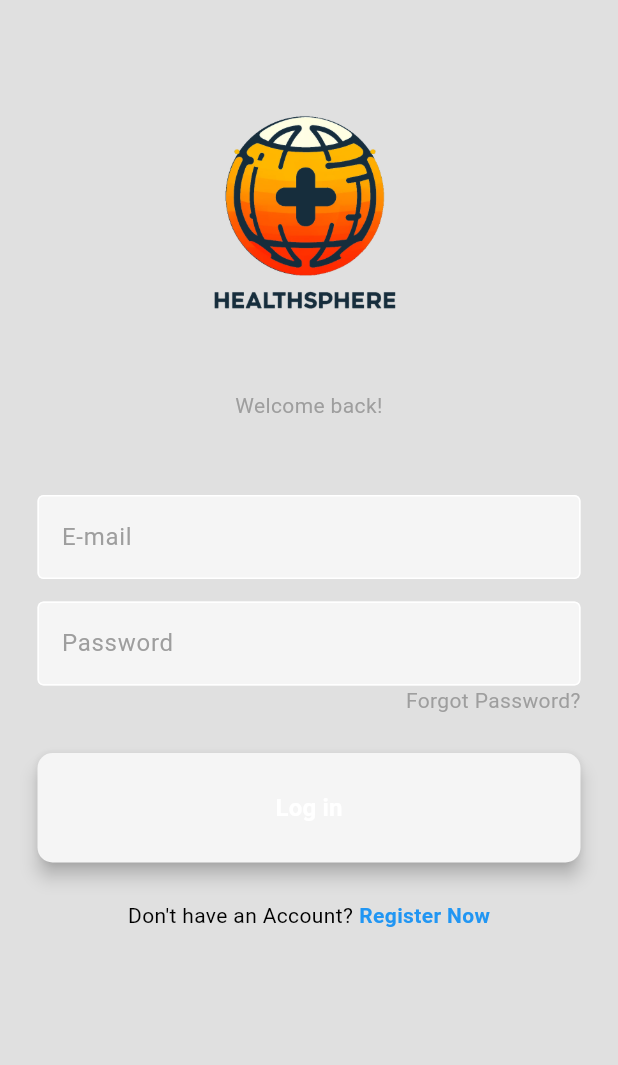
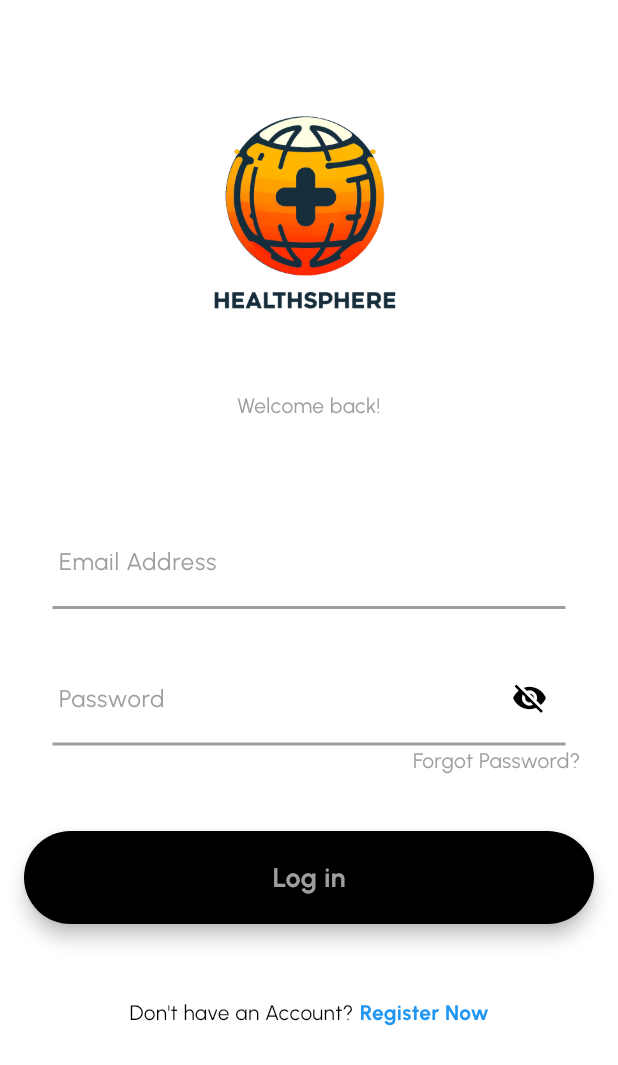
Before and after one commit to nja99/OrbitalHealthPlus, a Flutter app: the screen it shows after launch, on a phone screen of 412 x 824 dp. Shown: the top 1065 px of the screen. Run offline on Flutter 3.47's test engine with Material 3 defaults, Android fonts, the light colour scheme and no system bars; our stand-ins replace cloud_firestore, firebase_auth, firebase_core; accounts and stored records are empty.

Commit message:
UI & UX Enhancements

```diff
--- a/lib/components/home_drawer.dart
+++ b/lib/components/home_drawer.dart
@@ -18,7 +18,7 @@ class HomeDrawer extends StatelessWidget {
       child: ListView(
         children: [
           // App logo
-          Padding(
+          const Padding(
             padding: EdgeInsets.only(top: 10.0),
             child: Icon(
               Icons.lock_open_outlined,
--- a/lib/components/user_button.dart
+++ b/lib/components/user_button.dart
@@ -14,28 +14,27 @@ class UserButton extends StatelessWidget {
   @override
   Widget build(BuildContext context){
     return Padding(
-      padding: const EdgeInsets.symmetric(horizontal: 25.0),
+      padding: const EdgeInsetsDirectional.fromSTEB(16, 12, 16, 24),
       child: ElevatedButton(
         onPressed: onPressed,
         style: ElevatedButton.styleFrom(
-          padding: const EdgeInsets.all(25),
+          padding: const EdgeInsets.all(18),
           shape: RoundedRectangleBorder(
-            borderRadius: BorderRadius.circular(10),
+            borderRadius: BorderRadius.circular(50),
           ),
           backgroundColor: Theme.of(context).colorScheme.secondary,
           elevation: 5,
-
         ),
         child: Center(
           child: Text(
             buttonText,
             style: TextStyle(
-              color: Theme.of(context).colorScheme.tertiary,
+              color: Theme.of(context).colorScheme.primary,
               fontWeight: FontWeight.bold,
-              fontSize: 16,
+              fontSize: 18,
             ),
           ),
-       ),
+        ),
       ),
     );
   }
--- a/lib/components/user_textfield.dart
+++ b/lib/components/user_textfield.dart
@@ -1,35 +1,69 @@
 import 'package:flutter/material.dart';
 
-class UserTextField extends StatelessWidget {
+class UserTextField extends StatefulWidget {
   final TextEditingController controller;
-  final String hintText;
+  final String labelText;
   final bool obscureText;
 
   const UserTextField({
     super.key,
     required this.controller,
-    required this.hintText,
-    required this.obscureText
+    required this.labelText,
+    required this.obscureText,
     });
+
+  @override
+  State<UserTextField> createState() => _UserTextFieldState();
+}
+
+class _UserTextFieldState extends State<UserTextField> {
+
+  late bool _isObscured;
+
+  @override
+  void initState(){
+    super.initState();
+    _isObscured = widget.obscureText;
+  }
 
   @override
   Widget build(BuildContext context) {
     return Padding(
-      padding: const EdgeInsets.symmetric(horizontal: 25.0),
+      padding: const EdgeInsetsDirectional.fromSTEB(35, 12, 35, 0),
       child: TextField(
-        controller: controller,
-        obscureText: obscureText,
+        controller: widget.controller,
+        obscureText: _isObscured,
         decoration: InputDecoration(
-          enabledBorder: OutlineInputBorder(
-            borderSide: BorderSide(color: Theme.of(context).colorScheme.tertiary),
+          enabledBorder: UnderlineInputBorder(
+            borderSide: BorderSide(
+              color: Theme.of(context).colorScheme.primary,
+              width: 2
+            ),
           ),
-          focusedBorder: OutlineInputBorder(
-            borderSide: BorderSide(color: Theme.of(context).colorScheme.primary),
+          focusedBorder: UnderlineInputBorder(
+            borderSide: BorderSide(
+              color: Theme.of(context).colorScheme.secondary,
+              width: 2
+            )
           ),
-          fillColor: Theme.of(context).colorScheme.secondary,
+          fillColor: Theme.of(context).colorScheme.surface,
           filled: true,
-          hintText: hintText,
-          hintStyle: TextStyle(color: Theme.of(context).colorScheme.primary),
+          contentPadding: const EdgeInsetsDirectional.fromSTEB(0, 16, 16, 8),
+          labelText: widget.labelText,
+          labelStyle: TextStyle(
+            color: Theme.of(context).colorScheme.primary,
+            fontSize: 16,
+          ),
+          suffixIcon: widget.obscureText
+            ? IconButton(
+                icon: Icon(_isObscured ? Icons.visibility_off : Icons.visibility),
+                onPressed: () {
+                  setState(() {
+                    _isObscured = !_isObscured;
+                  });
+                },
+              )
+            : null,
         ),
       ),
     );
--- a/lib/pages/home_page.dart
+++ b/lib/pages/home_page.dart
@@ -21,13 +21,13 @@ class _HomePageState extends State<HomePage> {
   }
 
   final List<Widget> _pages = [
-    HomeScreen(),
-    HomeScreen(),
-    HomeScreen(),
-    HomeScreen(),
+    const HomeScreen(),
+    const HomeScreen(),
+    const HomeScreen(),
+    const HomeScreen(),
   ];
 
-
+  @override
   Widget build(BuildContext context) {
     return Scaffold(
       body: _pages[_selectedIndex],
--- a/lib/pages/login_page.dart
+++ b/lib/pages/login_page.dart
@@ -79,7 +79,7 @@ class _LoginPageState extends State<LoginPage> {
               const SizedBox(height: 50),
               UserTextField(
                 controller: emailController,
-                hintText: "E-mail",
+                labelText: "Email Address",
                 obscureText: false,
               ),
 
@@ -87,7 +87,7 @@ class _LoginPageState extends State<LoginPage> {
               const SizedBox(height: 15),
               UserTextField(
                 controller: passwordController,
-                hintText: "Password",
+                labelText: "Password",
                 obscureText: true,
               ),
 
--- a/lib/pages/register_page.dart
+++ b/lib/pages/register_page.dart
@@ -85,7 +85,7 @@ class _RegisterPageState extends State<RegisterPage> {
               const SizedBox(height: 25),
               UserTextField(
                 controller: emailController,
-                hintText: "E-mail",
+                labelText: "E-mail",
                 obscureText: false,
               ),
 
@@ -93,7 +93,7 @@ class _RegisterPageState extends State<RegisterPage> {
               const SizedBox(height: 15),
               UserTextField(
                 controller: passwordController,
-                hintText: "Password",
+                labelText: "Password",
                 obscureText: true,
               ),
 
@@ -101,7 +101,7 @@ class _RegisterPageState extends State<RegisterPage> {
               const SizedBox(height: 15),
               UserTextField(
                 controller: confirmPasswordController,
-                hintText: "Confirm Password",
+                labelText: "Confirm Password",
                 obscureText: true,
               ),
 
@@ -115,7 +115,7 @@ class _RegisterPageState extends State<RegisterPage> {
 
               // Register Now
               const SizedBox(height: 25),
-               Row(
+              Row(
                 mainAxisAlignment: MainAxisAlignment.center,
                 children: [
                   const Text(" Already have an Account?"),
--- a/lib/themes/dark_mode.dart
+++ b/lib/themes/dark_mode.dart
@@ -1,6 +1,7 @@
 import 'package:flutter/material.dart';
 
 ThemeData darkMode = ThemeData(
+  fontFamily: "Urbanist",
   colorScheme: const ColorScheme.dark(
     surface:Color.fromARGB(255, 25, 25, 25),
     primary:Color.fromARGB(255,120,120,120),
--- a/lib/themes/light_mode.dart
+++ b/lib/themes/light_mode.dart
@@ -1,10 +1,11 @@
 import 'package:flutter/material.dart';
 
 ThemeData lightMode = ThemeData(
+  fontFamily: "Urbanist",
   colorScheme: ColorScheme.light(
-    surface: Colors.grey.shade300,
+    surface: Colors.white,
     primary: Colors.grey.shade500,
-    secondary: Colors.grey.shade100,
+    secondary: Colors.black,
     tertiary: Colors.white,
     inversePrimary: Colors.grey.shade700,
   )
```
Also changed, not shown: pubspec.yaml (+15 -1 lines), lib/assets/fonts/urbanist/Urbanist-Bold.otf (added), lib/assets/fonts/urbanist/Urbanist-Light.otf (added), lib/assets/fonts/urbanist/Urbanist-Medium.otf (added), lib/assets/fonts/urbanist/Urbanist-Regular.otf (added), lib/assets/fonts/urbanist/Urbanist-SemiBold.otf (added).
